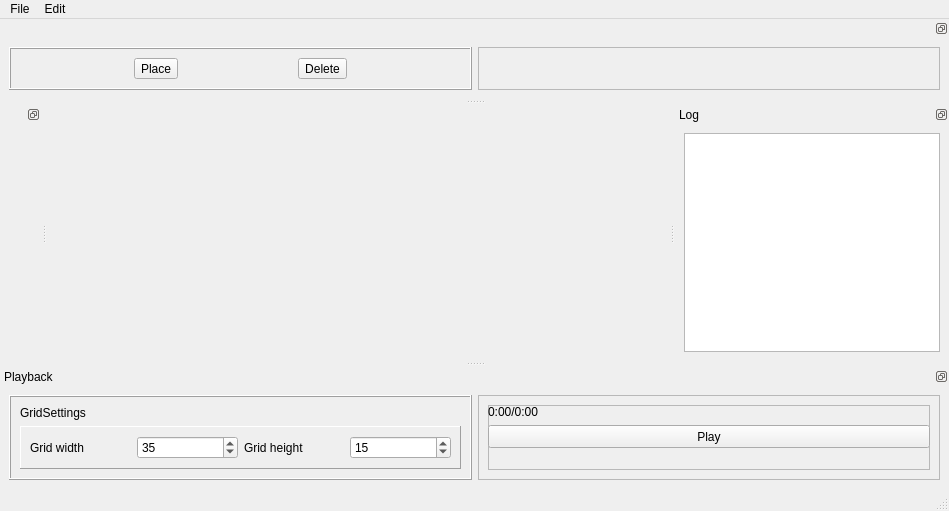
Old version of the form SimpleMIDI/QTFiles/App.ui in the repository CareenDT/SimpleMidiEditor.
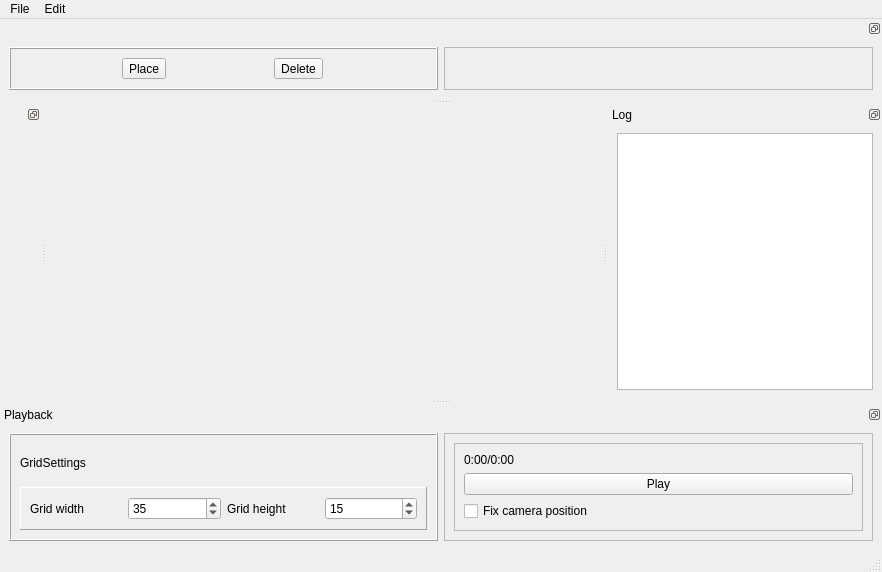
New version of the form.

What changed in the file:
```diff
--- a/SimpleMIDI/QTFiles/App.ui
+++ b/SimpleMIDI/QTFiles/App.ui
@@ -6,8 +6,8 @@
    <rect>
     <x>0</x>
     <y>0</y>
-    <width>949</width>
-    <height>511</height>
+    <width>882</width>
+    <height>572</height>
    </rect>
   </property>
   <property name="windowTitle">
@@ -25,7 +25,7 @@
     <rect>
      <x>0</x>
      <y>0</y>
-     <width>949</width>
+     <width>882</width>
      <height>21</height>
     </rect>
    </property>
@@ -176,32 +176,32 @@
           <property name="frameShadow">
            <enum>QFrame::Raised</enum>
           </property>
+          <layout class="QVBoxLayout" name="verticalLayout_3">
+           <item>
           <widget class="QLabel" name="Time">
-           <property name="geometry">
-            <rect>
-             <x>0</x>
-             <y>0</y>
-             <width>442</width>
-             <height>13</height>
-            </rect>
-           </property>
            <property name="text">
             <string>0:00/0:00</string>
            </property>
           </widget>
+           </item>
+           <item>
           <widget class="QPushButton" name="pushButton">
-           <property name="geometry">
-            <rect>
-             <x>0</x>
-             <y>20</y>
-             <width>442</width>
-             <height>23</height>
-            </rect>
-           </property>
            <property name="text">
             <string>Play</string>
            </property>
           </widget>
+           </item>
+           <item>
+            <widget class="QCheckBox" name="FixCamPosCheckBox">
+             <property name="text">
+              <string>Fix camera position</string>
+             </property>
+             <property name="checked">
+              <bool>false</bool>
+             </property>
+            </widget>
+           </item>
+          </layout>
          </widget>
         </item>
        </layout>
```
Lines whose indentation alone changed are shown as unchanged.
